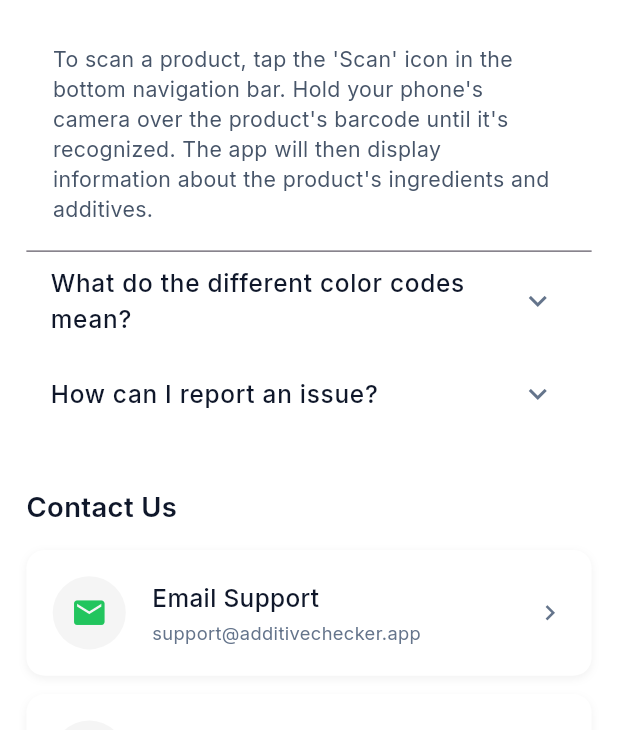
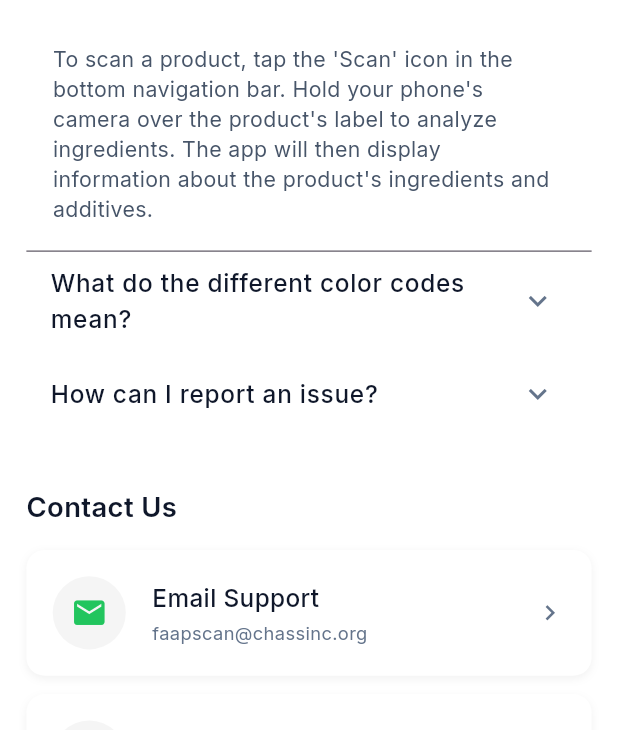
Before and after one commit to ktech643/FAAP, a Flutter app: the HelpSupportScreen screen opened directly, on a phone screen of 412 x 824 dp. Shown: the part 354-1084 px from the top of the screen. Run offline on Flutter 3.47's test engine with Material 3 defaults, Android fonts, the phone set to English and light mode, and no system bars; our stand-ins replace cached_network_image, camera, dio, flutter_dotenv, flutter_riverpod, flutter_screenutil and 11 more; accounts and stored records are empty.

Commit message:
update things

```diff
--- a/lib/Views/Dashboard/Profile/help_support_screen.dart
+++ b/lib/Views/Dashboard/Profile/help_support_screen.dart
@@ -73,7 +73,7 @@ class HelpSupportScreen extends StatelessWidget {
                     Padding(
                       padding: EdgeInsets.all(16.w),
                       child: Text(
-                        'To scan a product, tap the \'Scan\' icon in the bottom navigation bar. Hold your phone\'s camera over the product\'s barcode until it\'s recognized. The app will then display information about the product\'s ingredients and additives.',
+                        'To scan a product, tap the \'Scan\' icon in the bottom navigation bar. Hold your phone\'s camera over the product\'s label to analyze ingredients. The app will then display information about the product\'s ingredients and additives.',
                         style: GoogleFonts.inter(
                           fontSize: 14.sp,
                           color: AppColors.textSecondary,
@@ -149,7 +149,7 @@ class HelpSupportScreen extends StatelessWidget {
                   context,
                   icon: Icons.email,
                   title: 'Email Support',
-                  subtitle: 'support@additivechecker.app',
+                  subtitle: 'faapscan@chassinc.org',
                   onTap:
                       () => ScaffoldMessenger.of(context).showSnackBar(
                         const SnackBar(content: Text('Email Support tapped')),
--- a/pubspec.yaml
+++ b/pubspec.yaml
@@ -2,7 +2,7 @@ name: faap
 description: "A new Flutter project."
 publish_to: 'none'
 
-version: 1.0.1+6
+version: 1.0.2+2
 environment:
   sdk: ^3.7.2
 
```
Also changed, not shown: pubspec.lock.
